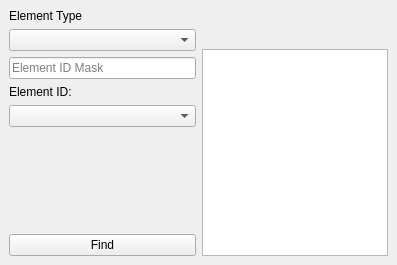
This is ui/qgisred_findElements_dock.ui in Ingeniousware/QGISRed-BID as Qt 5 draws it before an edit. The edited form follows.
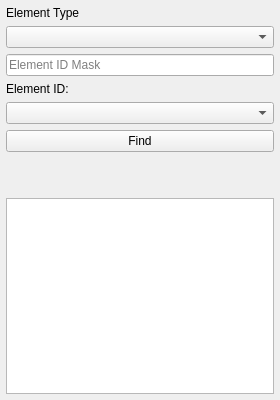
This is the edited form. Custom widgets are drawn as their Qt base class.

Commit message: dock adjustments

The edit to the form file:
```diff
--- a/ui/qgisred_findElements_dock.ui
+++ b/ui/qgisred_findElements_dock.ui
@@ -6,27 +6,42 @@
    <rect>
     <x>0</x>
     <y>0</y>
-    <width>397</width>
-    <height>265</height>
+    <width>280</width>
+    <height>400</height>
    </rect>
   </property>
-  <property name="sizePolicy">
-   <sizepolicy hsizetype="Maximum" vsizetype="Maximum">
-    <horstretch>0</horstretch>
-    <verstretch>0</verstretch>
-   </sizepolicy>
+  <property name="minimumSize">
+   <size>
+    <width>280</width>
+    <height>400</height>
+   </size>
+  </property>
+  <property name="maximumSize">
+   <size>
+    <width>280</width>
+    <height>500</height>
+   </size>
   </property>
   <property name="windowTitle">
    <string>Find Elements by ID</string>
   </property>
   <widget class="QWidget" name="dockWidgetContents">
-   <layout class="QHBoxLayout" name="horizontalLayout">
-    <item>
      <layout class="QVBoxLayout" name="verticalLayout">
-      <item>
-       <layout class="QHBoxLayout" name="horizontalLayout_3">
-        <item>
-         <layout class="QVBoxLayout" name="verticalLayout_4">
+    <property name="spacing">
+     <number>6</number>
+    </property>
+    <property name="leftMargin">
+     <number>6</number>
+    </property>
+    <property name="topMargin">
+     <number>6</number>
+    </property>
+    <property name="rightMargin">
+     <number>6</number>
+    </property>
+    <property name="bottomMargin">
+     <number>6</number>
+    </property>
           <item>
            <widget class="QLabel" name="label_3">
             <property name="text">
@@ -39,12 +54,6 @@
           </item>
           <item>
            <widget class="QLineEdit" name="leElementMask">
-            <property name="sizePolicy">
-             <sizepolicy hsizetype="Ignored" vsizetype="Fixed">
-              <horstretch>0</horstretch>
-              <verstretch>0</verstretch>
-             </sizepolicy>
-            </property>
             <property name="placeholderText">
              <string>Element ID Mask</string>
             </property>
@@ -64,19 +73,6 @@
             </property>
            </widget>
           </item>
-          <item>
-           <spacer name="verticalSpacer_2">
-            <property name="orientation">
-             <enum>Qt::Vertical</enum>
-            </property>
-            <property name="sizeHint" stdset="0">
-             <size>
-              <width>20</width>
-              <height>40</height>
-             </size>
-            </property>
-           </spacer>
-          </item>
           <item>
            <widget class="QPushButton" name="btFind">
             <property name="text">
@@ -84,10 +80,6 @@
             </property>
            </widget>
           </item>
-         </layout>
-        </item>
-        <item>
-         <layout class="QVBoxLayout" name="verticalLayout_5">
           <item>
            <widget class="QLabel" name="labelFoundElement">
             <property name="text">
@@ -105,18 +97,18 @@
           <item>
            <widget class="QListWidget" name="listWidget">
             <property name="sizePolicy">
-             <sizepolicy hsizetype="Ignored" vsizetype="Expanding">
+       <sizepolicy hsizetype="Expanding" vsizetype="Expanding">
               <horstretch>0</horstretch>
-              <verstretch>0</verstretch>
-             </sizepolicy>
-            </property>
-           </widget>
-          </item>
-         </layout>
-        </item>
-       </layout>
-      </item>
-     </layout>
+        <verstretch>1</verstretch>
+       </sizepolicy>
+      </property>
+      <property name="minimumSize">
+       <size>
+        <width>0</width>
+        <height>100</height>
+       </size>
+      </property>
+     </widget>
     </item>
    </layout>
   </widget>
```
Lines whose indentation alone changed are shown as unchanged. The commit also changes 2 other files.
